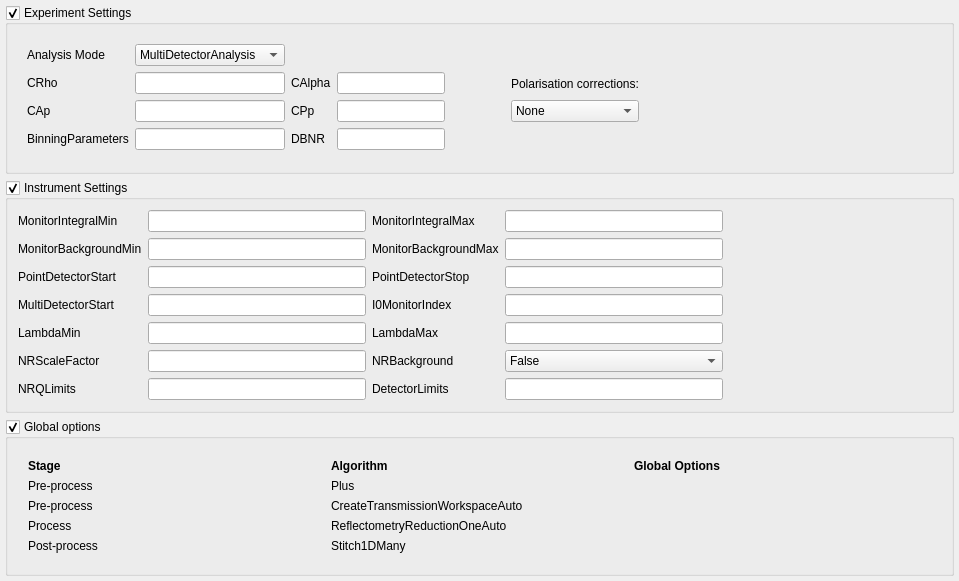
First picture: the form in MantidQt/CustomInterfaces/inc/MantidQtCustomInterfaces/Reflectometry/ReflSettingsTabWidget.ui, repository mantidproject/mantid, before the edit.
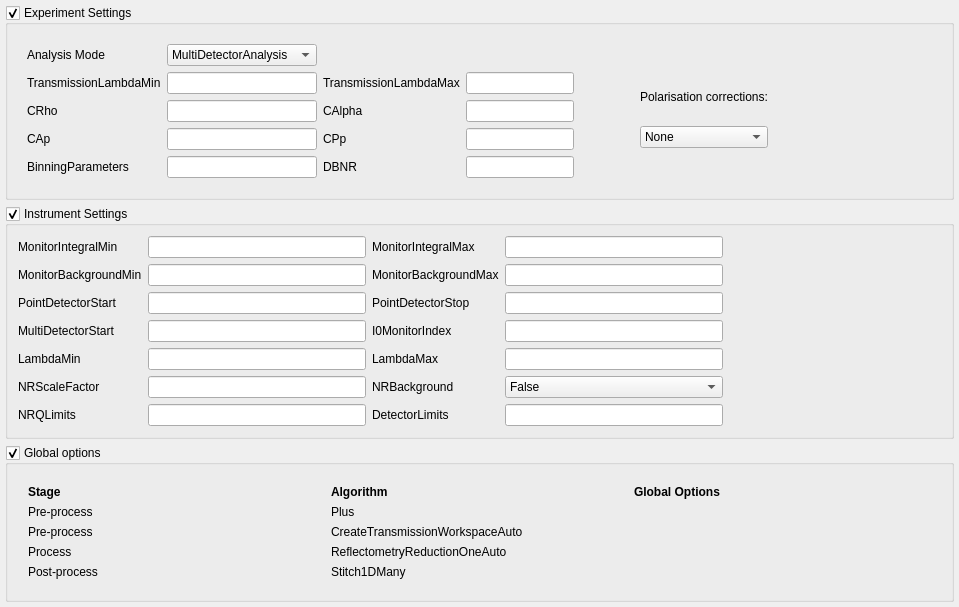
Second picture: the form after the edit.

Commit message: Re #16983 Added missing pair of setting parameters

What changed in the file:
```diff
--- a/MantidQt/CustomInterfaces/inc/MantidQtCustomInterfaces/Reflectometry/ReflSettingsTabWidget.ui
+++ b/MantidQt/CustomInterfaces/inc/MantidQtCustomInterfaces/Reflectometry/ReflSettingsTabWidget.ui
@@ -66,24 +66,24 @@
                   </spacer>
                 </item>
                 <item row="1" column="0">
-                  <widget class="QLabel" name="expSettingsCRhoLabel">
+                  <widget class="QLabel" name="expSettingsTransLamMinLabel">
                     <property name="text">
-                      <string>CRho</string>
+                      <string>TransmissionLambdaMin</string>
                     </property>
                   </widget>
                 </item>
                 <item row="1" column="1">
-                  <widget class="QLineEdit" name="expSettingsCRhoEdit"/>
+                  <widget class="QLineEdit" name="expSettingsTransLamMinEdit"/>
                 </item>
                 <item row="1" column="2">
-                  <widget class="QLabel" name="expSettingsCAlphaLabel">
+                  <widget class="QLabel" name="expSettingsTransLamMaxLabel">
                     <property name="text">
-                      <string>CAlpha</string>
+                      <string>TransmissionLambdaMax</string>
                     </property>
                   </widget>
                 </item>
                 <item row="1" column="3">
-                  <widget class="QLineEdit" name="expSettingsCAlphaEdit"/>
+                  <widget class="QLineEdit" name="expSettingsTransLamMaxEdit"/>
                 </item>
                 <item row="1" column="4">
                   <spacer name="expSettings0Spacer1">
@@ -99,24 +99,24 @@
                   </spacer>
                 </item>
                 <item row="2" column="0">
-                  <widget class="QLabel" name="expSettingsCApLabel">
+                  <widget class="QLabel" name="expSettingsCRhoLabel">
                     <property name="text">
-                      <string>CAp</string>
+                      <string>CRho</string>
                     </property>
                   </widget>
                 </item>
                 <item row="2" column="1">
-                  <widget class="QLineEdit" name="expSettingsCApEdit"/>
+                  <widget class="QLineEdit" name="expSettingsCRhoEdit"/>
                 </item>
                 <item row="2" column="2">
-                  <widget class="QLabel" name="expSettingsCPpLabel">
+                  <widget class="QLabel" name="expSettingsCAlphaLabel">
                     <property name="text">
-                      <string>CPp</string>
+                      <string>CAlpha</string>
                     </property>
                   </widget>
                 </item>
                 <item row="2" column="3">
-                  <widget class="QLineEdit" name="expSettingsCPpEdit"/>
+                  <widget class="QLineEdit" name="expSettingsCAlphaEdit"/>
                 </item>
                 <item row="2" column="4">
                   <spacer name="expSettings0Spacer2">
@@ -132,27 +132,60 @@
                   </spacer>
                 </item>
                 <item row="3" column="0">
+                  <widget class="QLabel" name="expSettingsCApLabel">
+                    <property name="text">
+                      <string>CAp</string>
+                    </property>
+                  </widget>
+                </item>
+                <item row="3" column="1">
+                  <widget class="QLineEdit" name="expSettingsCApEdit"/>
+                </item>
+                <item row="3" column="2">
+                  <widget class="QLabel" name="expSettingsCPpLabel">
+                    <property name="text">
+                      <string>CPp</string>
+                    </property>
+                  </widget>
+                </item>
+                <item row="3" column="3">
+                  <widget class="QLineEdit" name="expSettingsCPpEdit"/>
+                </item>
+                <item row="3" column="4">
+                  <spacer name="expSettings0Spacer3">
+                    <property name="orientation">
+                      <enum>Qt::Horizontal</enum>
+                    </property>
+                    <property name="sizeHint" stdset="0">
+                      <size>
+                        <width>40</width>
+                        <height>20</height>
+                      </size>
+                    </property>
+                  </spacer>
+                </item>
+                <item row="4" column="0">
                   <widget class="QLabel" name="expSettingsBinParsLabel">
                     <property name="text">
                       <string>BinningParameters</string>
                     </property>
                   </widget>
                 </item>
-                <item row="3" column="1">
+                <item row="4" column="1">
                   <widget class="QLineEdit" name="expSettingsBinParsEdit"/>
                 </item>
-                <item row="3" column="2">
+                <item row="4" column="2">
                   <widget class="QLabel" name="expSettingsDBNRLabel">
                     <property name="text">
                       <string>DBNR</string>
                     </property>
                   </widget>
                 </item>
-                <item row="3" column="3">
+                <item row="4" column="3">
                   <widget class="QLineEdit" name="expSettingsDBNREdit"/>
                 </item>
-                <item row="3" column="4">
-                  <spacer name="expSettings0Spacer3">
+                <item row="4" column="4">
+                  <spacer name="expSettings0Spacer4">
                     <property name="orientation">
                       <enum>Qt::Horizontal</enum>
                     </property>
```
